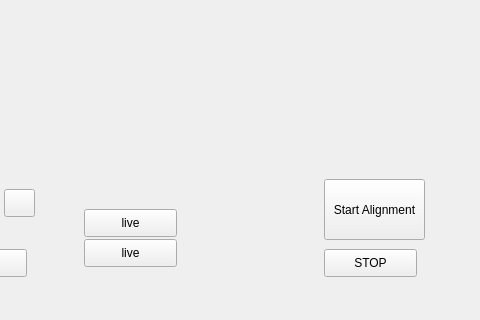
Above: alignment/views/Alignment_Window.ui from aquilesC/NanoCETPy before the change; both pictures show x 356 to 836 and y 480 to 800 of the 1453 by 800 pixel window. Below: the same form after it.
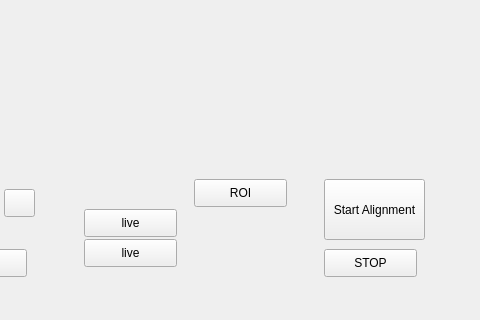
That is the form after the change.

Commit message: button to select camera_fiber ROI

Diff of the .ui file:
```diff
--- a/alignment/views/Alignment_Window.ui
+++ b/alignment/views/Alignment_Window.ui
@@ -208,6 +208,19 @@
      <string>Save line</string>
     </property>
    </widget>
+   <widget class="QPushButton" name="ROI_button">
+    <property name="geometry">
+     <rect>
+      <x>550</x>
+      <y>640</y>
+      <width>93</width>
+      <height>28</height>
+     </rect>
+    </property>
+    <property name="text">
+     <string>ROI</string>
+    </property>
+   </widget>
   </widget>
   <widget class="QMenuBar" name="menubar">
    <property name="geometry">
```
The commit also changes 1 other file.
